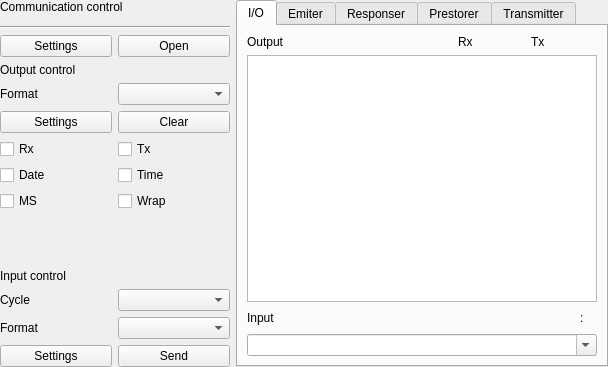
First picture: the form in src/toolboxui/SAKToolBoxUi.ui, repository x-tools-author/x-tools, before the edit.
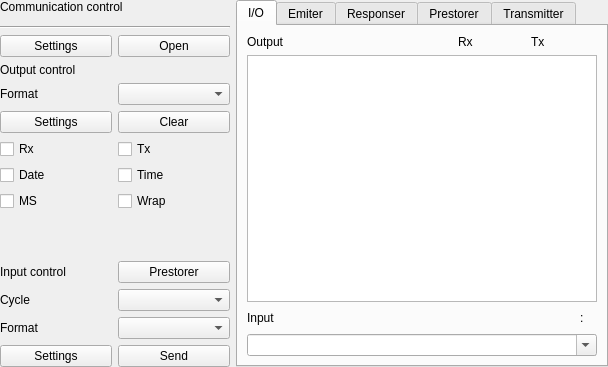
Second picture: the form after the edit. Custom widgets are drawn as their Qt base class.

Commit message: chore: ability ro send prestorer data

```diff
--- a/src/toolboxui/SAKToolBoxUi.ui
+++ b/src/toolboxui/SAKToolBoxUi.ui
@@ -195,13 +195,6 @@
         </property>
        </widget>
       </item>
-      <item row="11" column="0" colspan="2">
-       <widget class="QLabel" name="label_10">
-        <property name="text">
-         <string>Input control</string>
-        </property>
-       </widget>
-      </item>
       <item row="4" column="0" colspan="2">
        <widget class="QLabel" name="label_4">
         <property name="text">
@@ -216,6 +209,20 @@
         </property>
        </widget>
       </item>
+      <item row="11" column="0">
+       <widget class="QLabel" name="label_10">
+        <property name="text">
+         <string>Input control</string>
+        </property>
+       </widget>
+      </item>
+      <item row="11" column="1">
+       <widget class="QPushButton" name="pushButtonPrestorer">
+        <property name="text">
+         <string>Prestorer</string>
+        </property>
+       </widget>
+      </item>
      </layout>
     </widget>
    </item>
```
The commit also changes 7 other files.
